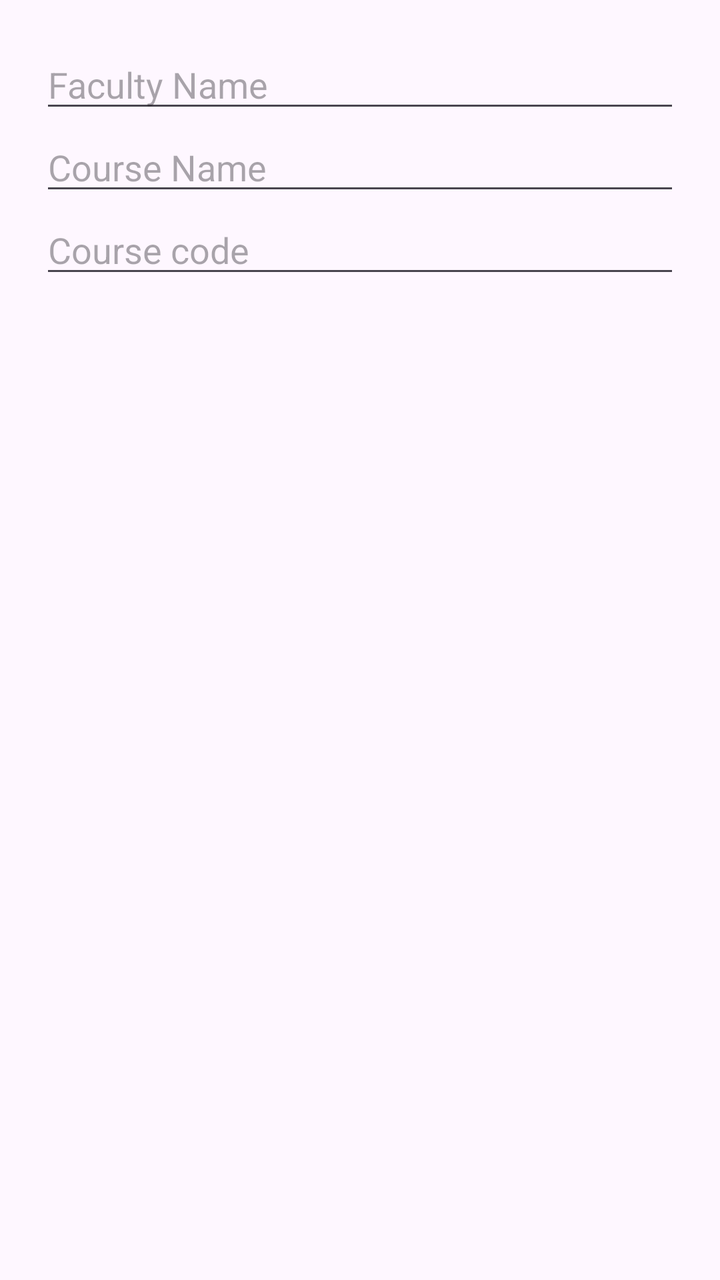
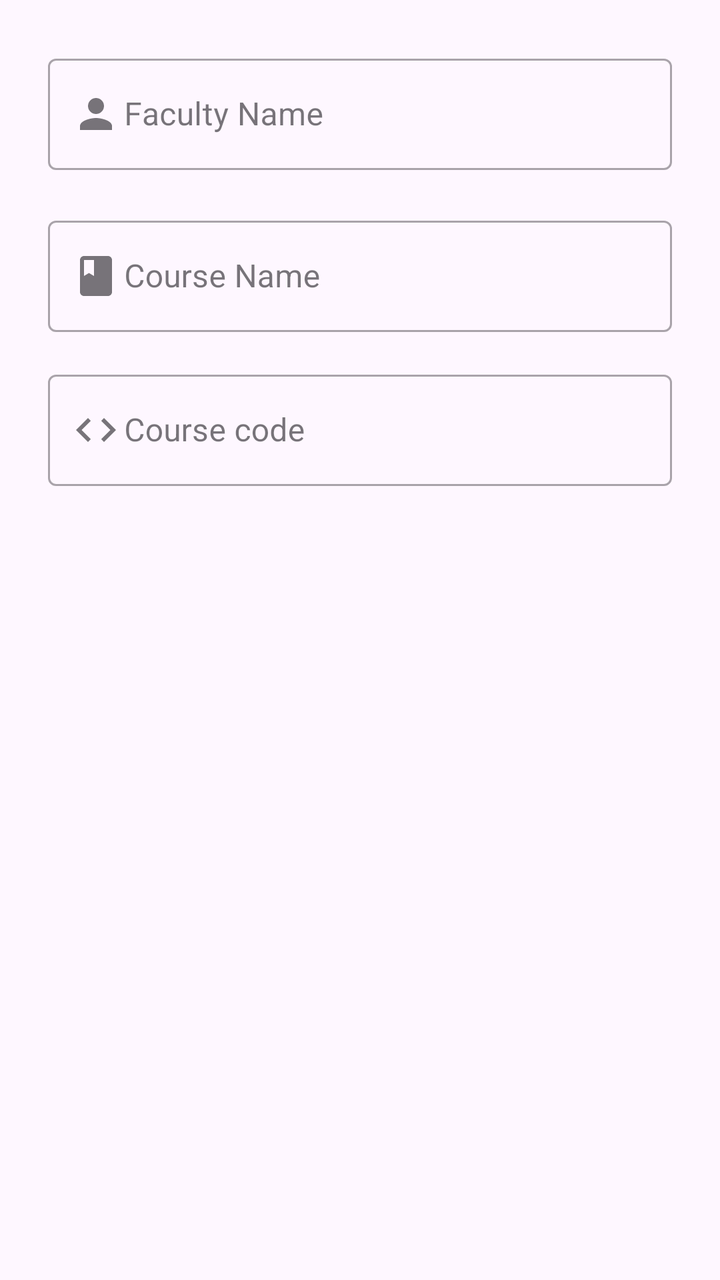

Screens rendered from an Android XML layout before and after an edit, with the pre-edit source and the edit as a unified diff.
<!-- AndroidManifest.xml: application theme Theme.E_learning -->
<!-- res/layout/dialog_add_course.xml -->
<LinearLayout xmlns:android="http://schemas.android.com/apk/res/android"
    android:layout_width="match_parent"
    android:layout_height="wrap_content"
    android:orientation="vertical"
    android:padding="20dp">

    <EditText
        android:id="@+id/et_faculty_name"
        android:layout_width="match_parent"
        android:layout_height="wrap_content"
        android:hint="@string/faculty_name" />

    <EditText
        android:id="@+id/et_course_name"
        android:layout_width="match_parent"
        android:layout_height="wrap_content"
        android:hint="@string/course_name" />

    <EditText
        android:id="@+id/et_course_code"
        android:layout_width="match_parent"
        android:layout_height="wrap_content"
        android:hint="@string/course_code" />

</LinearLayout>
<!-- resources referenced by this layout -->
<resources>
  <string name="course_code">Course code</string>
  <string name="course_name">Course Name</string>
  <string name="faculty_name">Faculty Name</string>
  <style name="Theme.E_learning" parent="Base.Theme.E_learning" />
  <style name="Base.Theme.E_learning" parent="Theme.Material3.DayNight.NoActionBar">
          
          
      </style>
</resources>

<!-- the commit's change to res/layout/dialog_add_course.xml (unified diff, before → after) -->
@@ -1,25 +1,58 @@
 <LinearLayout xmlns:android="http://schemas.android.com/apk/res/android"
+    xmlns:app="http://schemas.android.com/apk/res-auto"
     android:layout_width="match_parent"
     android:layout_height="wrap_content"
     android:orientation="vertical"
-    android:padding="20dp">
+    android:padding="24dp">
 
-    <EditText
-        android:id="@+id/et_faculty_name"
+    <com.google.android.material.textfield.TextInputLayout
+        style="@style/Widget.MaterialComponents.TextInputLayout.OutlinedBox"
         android:layout_width="match_parent"
         android:layout_height="wrap_content"
-        android:hint="@string/faculty_name" />
+        android:layout_marginBottom="20dp"
+        android:hint="@string/faculty_name"
+        app:startIconContentDescription="@string/faculty_icon"
+        app:startIconDrawable="@drawable/ic_person">
 
-    <EditText
-        android:id="@+id/et_course_name"
+        <com.google.android.material.textfield.TextInputEditText
+            android:id="@+id/et_faculty_name"
+            android:layout_width="match_parent"
+            android:layout_height="wrap_content"
+            android:inputType="textPersonName"
+            android:paddingStart="38dp" />
+    </com.google.android.material.textfield.TextInputLayout>
+
+    <com.google.android.material.textfield.TextInputLayout
+        style="@style/Widget.MaterialComponents.TextInputLayout.OutlinedBox"
         android:layout_width="match_parent"
         android:layout_height="wrap_content"
-        android:hint="@string/course_name" />
+        android:layout_marginBottom="16dp"
+        android:hint="@string/course_name"
+        app:startIconContentDescription="@string/course_icon"
+        app:startIconDrawable="@drawable/ic_book">
 
-    <EditText
-        android:id="@+id/et_course_code"
+        <com.google.android.material.textfield.TextInputEditText
+            android:id="@+id/et_course_name"
+            android:layout_width="match_parent"
+            android:layout_height="wrap_content"
+            android:inputType="text"
+            android:paddingStart="38dp" />
+    </com.google.android.material.textfield.TextInputLayout>
+
+    <com.google.android.material.textfield.TextInputLayout
+        style="@style/Widget.MaterialComponents.TextInputLayout.OutlinedBox"
         android:layout_width="match_parent"
         android:layout_height="wrap_content"
-        android:hint="@string/course_code" />
+        android:hint="@string/course_code"
+        app:startIconContentDescription="@string/course_code_icon"
+        app:startIconDrawable="@drawable/ic_code">
+
+        <com.google.android.material.textfield.TextInputEditText
+            android:id="@+id/et_course_code"
+            android:layout_width="match_parent"
+            android:layout_height="wrap_content"
+            android:inputType="textCapCharacters"
+            android:paddingStart="38dp" />
+    </com.google.android.material.textfield.TextInputLayout>
 
 </LinearLayout>
<!-- resource entries referenced after the edit -->
@@ -1,7 +1,41 @@
 <!-- resources referenced by this layout -->
 <resources>
+  <!-- drawable ic_book (drawable) -->
+  <vector xmlns:android="http://schemas.android.com/apk/res/android"
+      android:width="24dp"
+      android:height="24dp"
+      android:viewportWidth="24.0"
+      android:viewportHeight="24.0">
+      <path
+          android:fillColor="#FF000000"
+          android:pathData="M18,2L6,2c-1.1,0 -2,0.9 -2,2v16c0,1.1 0.9,2 2,2h12c1.1,0 2,-0.9 2,-2L20,4c0,-1.1 -0.9,-2 -2,-2zM6,4h5v8l-2.5,-1.5L6,12L6,4z" />
+  </vector>
+  <!-- drawable ic_code (drawable) -->
+  <vector xmlns:android="http://schemas.android.com/apk/res/android"
+      android:width="24dp"
+      android:height="24dp"
+      android:viewportWidth="24.0"
+      android:viewportHeight="24.0">
+      <path
+          android:fillColor="#FF000000"
+          android:pathData="M9.4,16.6L4.8,12l4.6,-4.6L8,6l-6,6 6,6 1.4,-1.4zM14.6,16.6l4.6,-4.6l-4.6,-4.6L16,6l6,6 -6,6 -1.4,-1.4z" />
+  </vector>
+  <!-- drawable ic_person (drawable) -->
+  <?xml version="1.0" encoding="utf-8"?>
+  <vector xmlns:android="http://schemas.android.com/apk/res/android"
+      android:width="24dp"
+      android:height="24dp"
+      android:viewportWidth="24"
+      android:viewportHeight="24">
+      <path
+          android:fillColor="#666666"
+          android:pathData="M12,12c2.21,0 4,-1.79 4,-4s-1.79,-4 -4,-4 -4,1.79 -4,4 1.79,4 4,4zM12,14c-2.67,0 -8,1.34 -8,4v2h16v-2c0,-2.66 -5.33,-4 -8,-4z" />
+  </vector>
   <string name="course_code">Course code</string>
+  <string name="course_code_icon">Course code icon</string>
+  <string name="course_icon">course_icon</string>
   <string name="course_name">Course Name</string>
+  <string name="faculty_icon">faculty_icon</string>
   <string name="faculty_name">Faculty Name</string>
   <style name="Theme.E_learning" parent="Base.Theme.E_learning" />
   <style name="Base.Theme.E_learning" parent="Theme.Material3.DayNight.NoActionBar">
